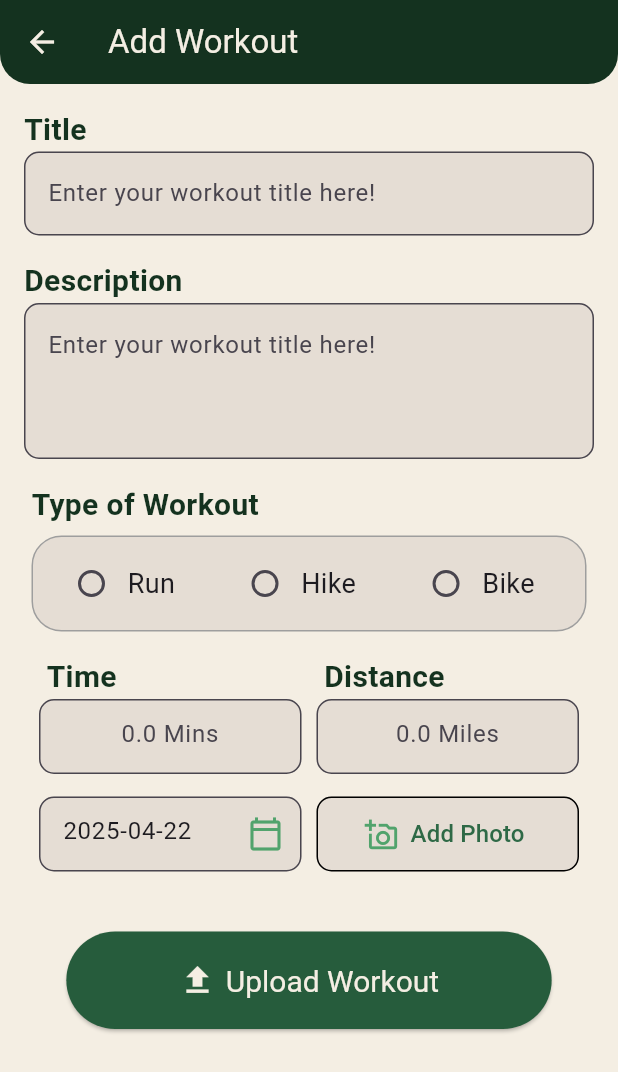
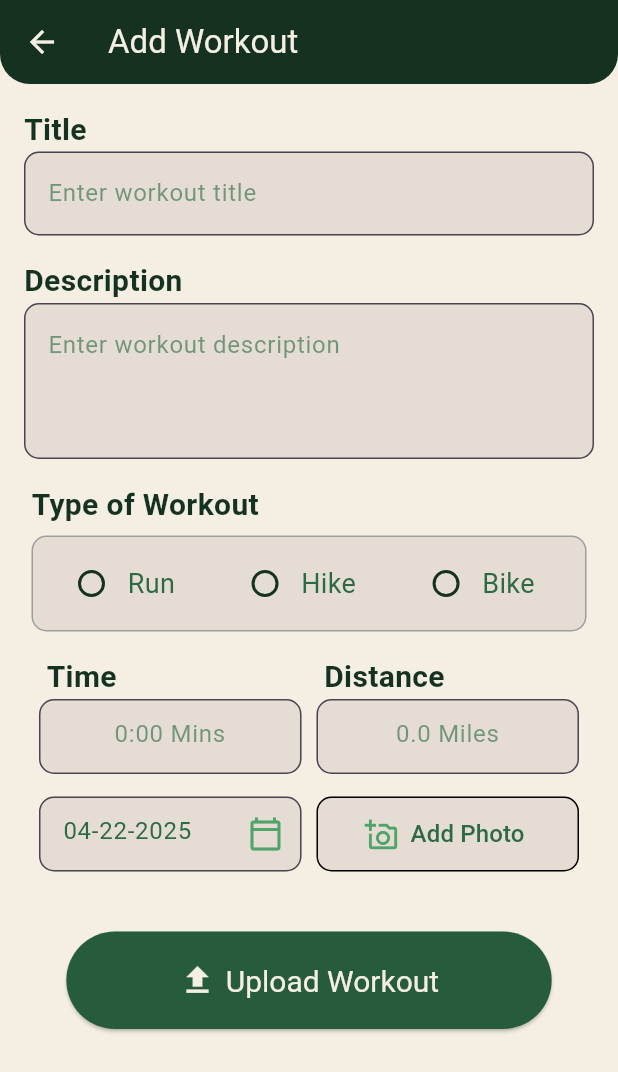
Before and after one commit to marcsaffold17/GetFitApp, a Flutter app: the WorkoutEntryScreen screen opened directly with empty values, on a phone screen of 412 x 824 dp. Shown: the top 1072 px of the screen. Run offline on Flutter 3.47's test engine with Material 3 defaults, Android fonts, the phone set to English and light mode, and no system bars; our stand-ins replace cloud_firestore, firebase_core, firebase_storage, fl_chart, google_nav_bar, image_picker and 1 more; accounts and stored records are empty.

Commit message:
Changed all the colors and removed  useless code

```diff
--- a/get_fit_app/lib/view/insert_workout_view.dart
+++ b/get_fit_app/lib/view/insert_workout_view.dart
@@ -42,12 +42,6 @@ class _WorkoutEntryScreenState extends State<WorkoutEntryScreen>
 
   final List<String> workoutTypes = ['Run', 'Bike', 'Hike'];
 
-  final List<Map<String, dynamic>> _workoutTypes = [
-    {'name': 'Run', 'icon': Icons.directions_run},
-    {'name': 'Bike', 'icon': Icons.directions_bike},
-    {'name': 'Hike', 'icon': Icons.hiking},
-  ];
-
   File? _image;
   String? _dropdownError;
   String? _dateError;
@@ -55,7 +49,7 @@ class _WorkoutEntryScreenState extends State<WorkoutEntryScreen>
   @override
   void initState() {
     super.initState();
-    _dayController.text = DateFormat('yyyy-MM-dd').format(DateTime.now());
+    _dayController.text = DateFormat('MM-dd-yyyy').format(DateTime.now());
   }
 
   @override
@@ -68,7 +62,7 @@ class _WorkoutEntryScreenState extends State<WorkoutEntryScreen>
     );
 
     _formKey.currentState?.reset();
-    _dayController.text = DateFormat('yyyy-MM-dd').format(DateTime.now());
+    _dayController.text = DateFormat('MM-dd-yyyy').format(DateTime.now());
     _descriptionController.clear();
     _distanceController.clear();
     _timeController.clear();
@@ -139,9 +133,22 @@ class _WorkoutEntryScreenState extends State<WorkoutEntryScreen>
                 _typeController.text = newValue ?? '';
               });
             },
-            activeColor: Color.fromARGB(255, 81, 163, 108),
+            fillColor: WidgetStateProperty.resolveWith<Color>((
+              Set<WidgetState> states,
+            ) {
+              if (states.contains(WidgetState.selected)) {
+                return Color.fromARGB(255, 81, 163, 108);
+              }
+              return Color.fromARGB(255, 20, 50, 31);
+            }),
           ),
-          Text(value, style: TextStyle(fontSize: 18)),
+          Text(
+            value,
+            style: TextStyle(
+              fontSize: 18,
+              color: Color.fromARGB(255, 46, 105, 70),
+            ),
+          ),
         ],
       ),
     );
@@ -187,6 +194,7 @@ class _WorkoutEntryScreenState extends State<WorkoutEntryScreen>
                 BigTextFormEditing(
                   titleController: _titleController,
                   maxLine: 1,
+                  hintText: 'Enter workout title',
                 ),
                 SizedBox(height: 16.0),
                 Align(
@@ -203,6 +211,7 @@ class _WorkoutEntryScreenState extends State<WorkoutEntryScreen>
                 BigTextFormEditing(
                   titleController: _descriptionController,
                   maxLine: 3,
+                  hintText: 'Enter workout description',
                 ),
                 SizedBox(height: 16.0),
                 Row(
@@ -227,7 +236,7 @@ class _WorkoutEntryScreenState extends State<WorkoutEntryScreen>
                             decoration: BoxDecoration(
                               color: Color.fromARGB(255, 229, 221, 212),
                               border: Border.all(color: Colors.grey, width: 1),
-                              borderRadius: BorderRadius.circular(20),
+                              borderRadius: BorderRadius.circular(10),
                             ),
                             child: Align(
                               alignment: Alignment.centerLeft,
@@ -256,7 +265,7 @@ class _WorkoutEntryScreenState extends State<WorkoutEntryScreen>
                       // SizedBox(height: 20),
                       InputFunctions(
                         timeController: _timeController,
-                        hintText: '0.0 Mins',
+                        hintText: '0:00 Mins',
                         text: 'Time',
                       ),
                       SizedBox(width: 10),
@@ -284,6 +293,12 @@ class _WorkoutEntryScreenState extends State<WorkoutEntryScreen>
                                 height: 50,
                                 child: TextFormField(
                                   controller: _dayController,
+                                  style: TextStyle(
+                                    color:
+                                        _dateError == null
+                                            ? Color.fromARGB(255, 46, 105, 70)
+                                            : Colors.red,
+                                  ),
                                   decoration: InputDecoration(
                                     fillColor: Color.fromARGB(
                                       255,
@@ -301,6 +316,13 @@ class _WorkoutEntryScreenState extends State<WorkoutEntryScreen>
                                           163,
                                           108,
                                         ),
+                                        width: 2.0,
+                                      ),
+                                    ),
+                                    focusedBorder: OutlineInputBorder(
+                                      borderRadius: BorderRadius.circular(10.0),
+                                      borderSide: BorderSide(
+                                        color: Color.fromARGB(255, 46, 105, 70),
                                         width: 2.0,
                                       ),
                                     ),
@@ -334,7 +356,7 @@ class _WorkoutEntryScreenState extends State<WorkoutEntryScreen>
                                             ).format(pickedDate);
                                             _dateError = _validateDate(
                                               _dayController.text,
-                                            ); // Validate here
+                                            );
                                           });
                                         }
                                       },
@@ -563,10 +585,12 @@ class BigTextFormEditing extends StatelessWidget {
     super.key,
     required TextEditingController titleController,
     required this.maxLine,
+    required this.hintText,
   }) : _titleController = titleController;
 
   final TextEditingController _titleController;
   final int maxLine;
+  final String hintText;
 
   @override
   Widget build(BuildContext context) {
@@ -577,7 +601,8 @@ class BigTextFormEditing extends StatelessWidget {
       decoration: InputDecoration(
         fillColor: Color.fromARGB(255, 229, 221, 212),
         filled: true,
-        hintText: 'Enter your workout title here!',
+        hintText: hintText,
+        hintStyle: TextStyle(color: Color.fromARGB(160, 46, 105, 70)),
         border: OutlineInputBorder(
           borderRadius: BorderRadius.circular(10.0),
           borderSide: BorderSide(
@@ -615,6 +640,7 @@ class SmallTextFormField extends StatelessWidget {
       cursorColor: Color.fromARGB(255, 81, 163, 108),
       decoration: InputDecoration(
         hintText: hintText,
+        hintStyle: TextStyle(color: Color.fromARGB(160, 46, 105, 70)),
         fillColor: Color.fromARGB(255, 229, 221, 212),
         filled: true,
         border: OutlineInputBorder(
@@ -625,8 +651,9 @@ class SmallTextFormField extends StatelessWidget {
           ),
         ),
         focusedBorder: OutlineInputBorder(
+          borderRadius: BorderRadius.circular(10.0),
           borderSide: BorderSide(
-            color: Color.fromARGB(255, 81, 163, 108),
+            color: Color.fromARGB(255, 46, 105, 70),
             width: 2.0,
           ),
         ),
```
